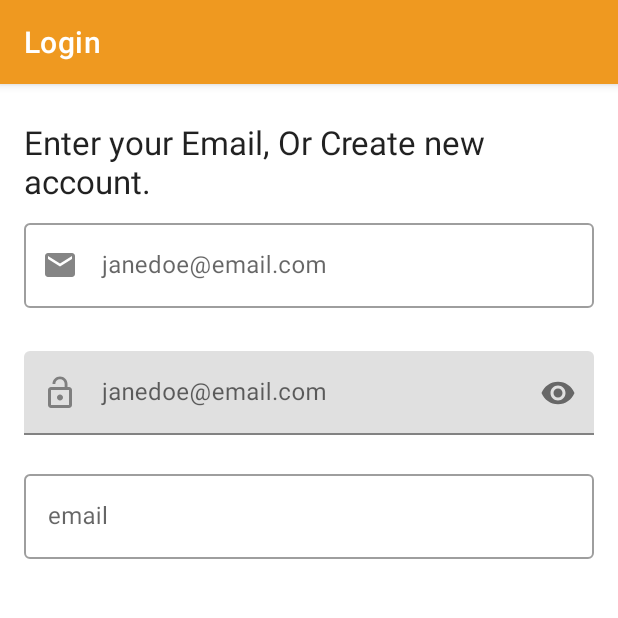
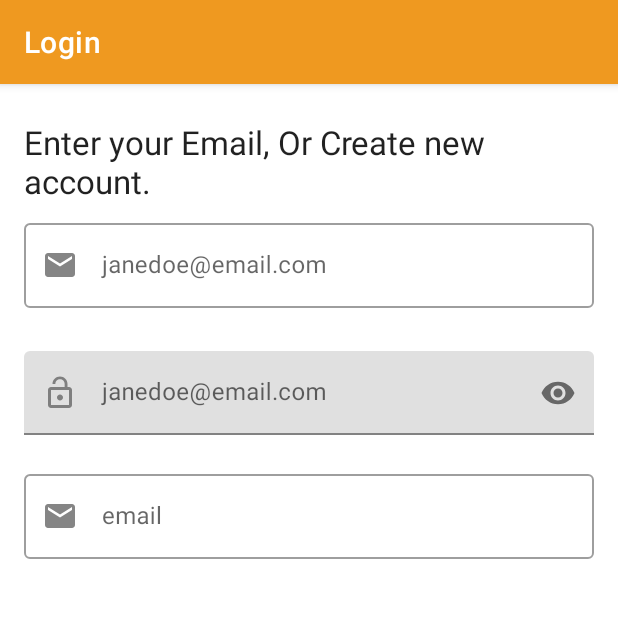
Before and after one commit to ma-za-kpe/FoodAway, an Android app: the LoginFragment screen opened through its navigation route, on a phone screen of 412 x 824 dp, the top half of it. Run offline under Robolectric (Android 15) with nearby library versions, the phone set to English and light mode, and no system bars; our stand-ins replace navigation-ui; 1 statement that could not run was skipped.

Commit message:
update login page'

```diff
--- a/app/src/main/res/layout/fragment_login.xml
+++ b/app/src/main/res/layout/fragment_login.xml
@@ -94,6 +94,9 @@
         android:layout_width="0dp"
         android:layout_height="wrap_content"
         android:hint="email"
+        app:endIconMode="clear_text"
+        app:errorEnabled="true"
+        app:startIconDrawable="@drawable/ic_email"
         app:layout_constraintEnd_toStartOf="@+id/guideline6"
         app:layout_constraintStart_toStartOf="@+id/guideline5"
         app:layout_constraintTop_toBottomOf="@+id/password_toggle">
```
